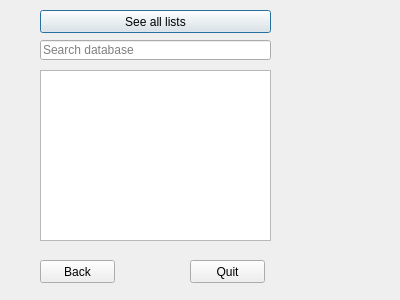
Qt form Skil3/ListWindow.ui (Chiquita40-VLN-H2016/chiquita40) before a commit.
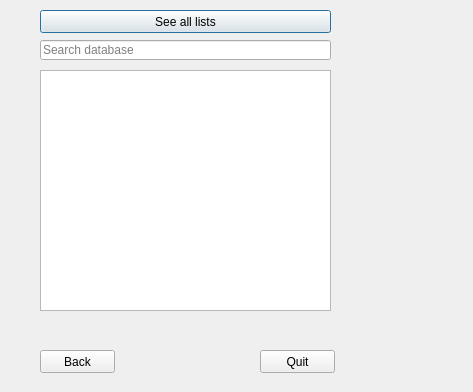
The same form after that commit.

Commit message: Back og Quit takkar útfærðir í ListWindow

```diff
--- a/Skil3/ListWindow.ui
+++ b/Skil3/ListWindow.ui
@@ -6,8 +6,8 @@
    <rect>
     <x>0</x>
     <y>0</y>
-    <width>400</width>
-    <height>300</height>
+    <width>473</width>
+    <height>392</height>
    </rect>
   </property>
   <property name="windowTitle">
@@ -18,7 +18,7 @@
     <rect>
      <x>40</x>
      <y>10</y>
-     <width>231</width>
+     <width>291</width>
      <height>23</height>
     </rect>
    </property>
@@ -31,7 +31,7 @@
     <rect>
      <x>40</x>
      <y>40</y>
-     <width>231</width>
+     <width>291</width>
      <height>20</height>
     </rect>
    </property>
@@ -47,8 +47,8 @@
     <rect>
      <x>40</x>
      <y>70</y>
-     <width>231</width>
-     <height>171</height>
+     <width>291</width>
+     <height>241</height>
     </rect>
    </property>
   </widget>
@@ -56,7 +56,7 @@
    <property name="geometry">
     <rect>
      <x>40</x>
-     <y>260</y>
+     <y>350</y>
      <width>75</width>
      <height>23</height>
     </rect>
@@ -68,8 +68,8 @@
   <widget class="QPushButton" name="button_listQuit">
    <property name="geometry">
     <rect>
-     <x>190</x>
-     <y>260</y>
+     <x>260</x>
+     <y>350</y>
      <width>75</width>
      <height>23</height>
     </rect>
```
The commit also changes 2 other files.
